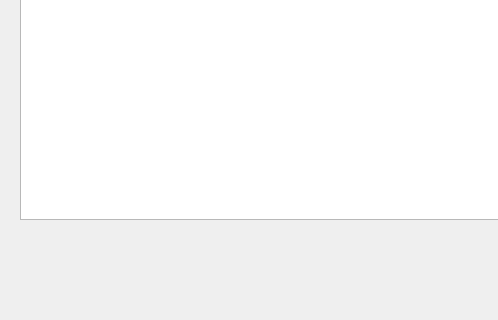
First picture: the form in mainwindow.ui, repository theomeuh/SQLMoteor, before the edit; both pictures show x 0 to 498 and y 280 to 600 of the 800 by 600 pixel window.
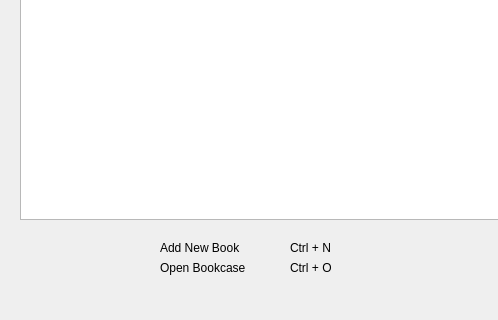
Second picture: the form after the edit.

What changed in the file:
```diff
--- a/mainwindow.ui
+++ b/mainwindow.ui
@@ -24,6 +24,58 @@
      </rect>
     </property>
    </widget>
+   <widget class="QLabel" name="label">
+    <property name="geometry">
+     <rect>
+      <x>160</x>
+      <y>500</y>
+      <width>101</width>
+      <height>17</height>
+     </rect>
+    </property>
+    <property name="text">
+     <string>Add New Book</string>
+    </property>
+   </widget>
+   <widget class="QLabel" name="label_2">
+    <property name="geometry">
+     <rect>
+      <x>160</x>
+      <y>520</y>
+      <width>111</width>
+      <height>17</height>
+     </rect>
+    </property>
+    <property name="text">
+     <string>Open Bookcase</string>
+    </property>
+   </widget>
+   <widget class="QLabel" name="label_3">
+    <property name="geometry">
+     <rect>
+      <x>290</x>
+      <y>500</y>
+      <width>67</width>
+      <height>17</height>
+     </rect>
+    </property>
+    <property name="text">
+     <string>Ctrl + N</string>
+    </property>
+   </widget>
+   <widget class="QLabel" name="label_4">
+    <property name="geometry">
+     <rect>
+      <x>290</x>
+      <y>520</y>
+      <width>67</width>
+      <height>17</height>
+     </rect>
+    </property>
+    <property name="text">
+     <string>Ctrl + O</string>
+    </property>
+   </widget>
   </widget>
   <widget class="QMenuBar" name="menubar">
    <property name="geometry">
```
Left out of the diff: 3 changed lines with no effect on the pictures.
